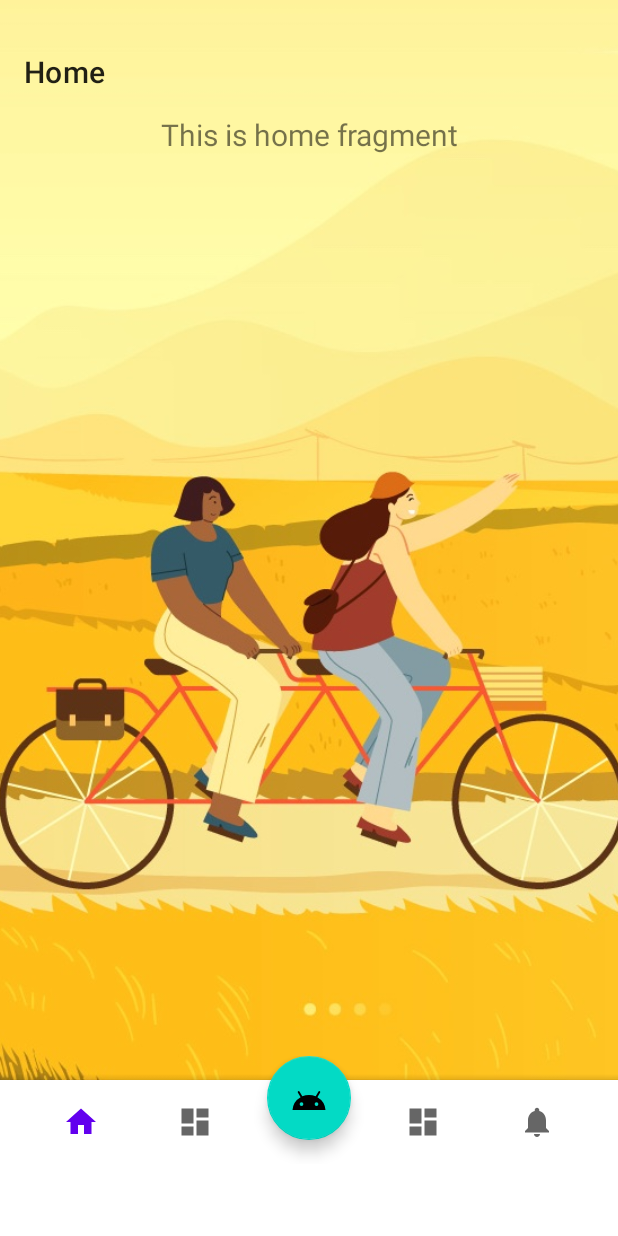
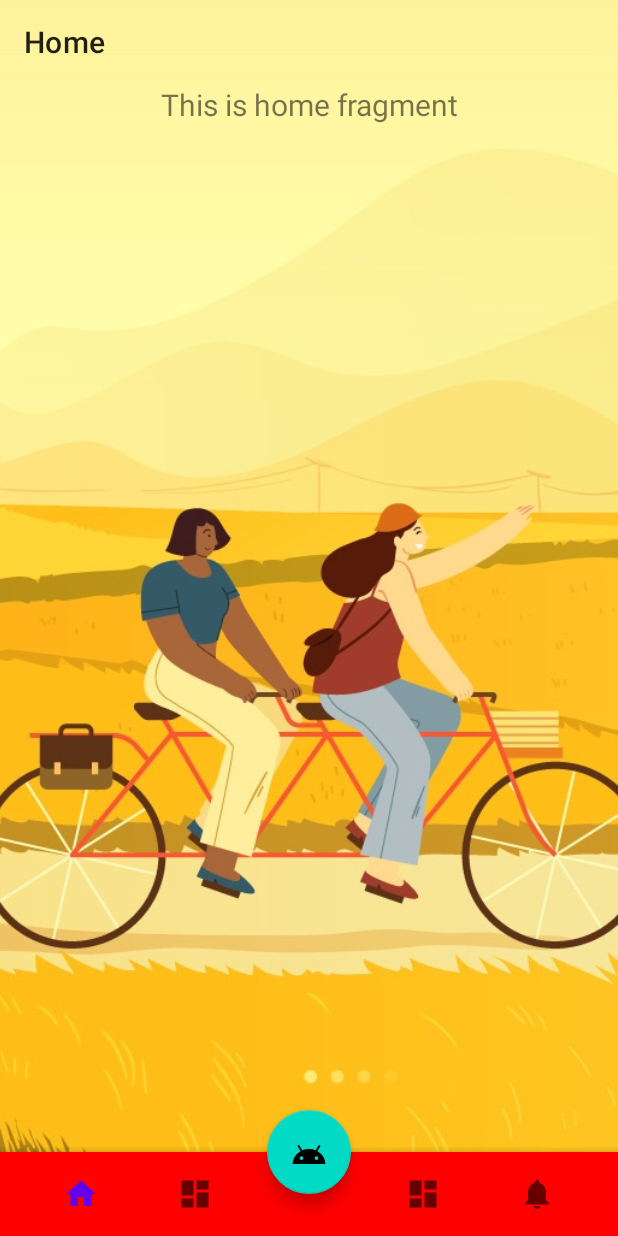
Before and after one commit to yccheok/bottom-navigation-example, an Android app: the screen it shows after launch (MainActivity), on a phone screen of 412 x 824 dp. Run offline under Robolectric (Android 15) with nearby library versions, the phone set to English and light mode, and no system bars; our stand-ins replace navigation-ui.

Commit message:
Using the official way stated in
https://developer.android.com/develop/ui/views/layout/edge-to-edge

```diff
--- a/app/src/main/java/com/example/myapplication/MainActivity.java
+++ b/app/src/main/java/com/example/myapplication/MainActivity.java
@@ -1,10 +1,11 @@
 package com.example.myapplication;
 
 import android.os.Bundle;
-import android.view.Window;
-import android.view.WindowManager;
+import android.view.ViewGroup;
+import android.view.ViewTreeObserver;
 
 import androidx.appcompat.app.AppCompatActivity;
+import androidx.core.view.WindowCompat;
 import androidx.navigation.NavController;
 import androidx.navigation.Navigation;
 import androidx.navigation.ui.AppBarConfiguration;
@@ -20,10 +21,9 @@ public class MainActivity extends AppCompatActivity {
 
     @Override
     protected void onCreate(Bundle savedInstanceState) {
-        Window w = getWindow();
-        w.setFlags(WindowManager.LayoutParams.FLAG_LAYOUT_NO_LIMITS, WindowManager.LayoutParams.FLAG_LAYOUT_NO_LIMITS);
+        super.onCreate(savedInstanceState);
 
-        super.onCreate(savedInstanceState);
+        //WindowCompat.setDecorFitsSystemWindows(getWindow(), false);
 
         binding = ActivityMainBinding.inflate(getLayoutInflater());
         setContentView(binding.getRoot());
@@ -43,6 +43,23 @@ public class MainActivity extends AppCompatActivity {
         // https://stackoverflow.com/questions/76104744/how-to-remove-space-curve-cradle-among-fab-and-bottomappbar
         final BottomAppBar bottomAppBar = binding.bottomAppBar;
         bottomAppBar.setFabCradleMargin(-bottomAppBar.getFabCradleMargin());
+
+        final ViewTreeObserver vto = bottomAppBar.getViewTreeObserver();
+        vto.addOnGlobalLayoutListener(new ViewTreeObserver.OnGlobalLayoutListener() {
+
+            @Override
+            public void onGlobalLayout() {
+                if (android.os.Build.VERSION.SDK_INT >= android.os.Build.VERSION_CODES.JELLY_BEAN) {
+                    bottomAppBar.getViewTreeObserver().removeOnGlobalLayoutListener(this);
+                } else {
+                    bottomAppBar.getViewTreeObserver().removeGlobalOnLayoutListener(this);
+                }
+
+                ViewGroup.MarginLayoutParams marginLayoutParams = (ViewGroup.MarginLayoutParams)(binding.toolbarContentAndBackgroundImageFrameLayout.getLayoutParams());
+                marginLayoutParams.bottomMargin = bottomAppBar.getHeight();
+                binding.toolbarContentAndBackgroundImageFrameLayout.setLayoutParams(marginLayoutParams);
+            }
+        });
     }
 
 }
--- a/app/src/main/res/layout/activity_main.xml
+++ b/app/src/main/res/layout/activity_main.xml
@@ -1,27 +1,24 @@
 <?xml version="1.0" encoding="utf-8"?>
-<LinearLayout xmlns:android="http://schemas.android.com/apk/res/android"
+<androidx.coordinatorlayout.widget.CoordinatorLayout xmlns:android="http://schemas.android.com/apk/res/android"
     xmlns:app="http://schemas.android.com/apk/res-auto"
     android:id="@+id/linear_layout"
     android:layout_width="match_parent"
-    android:layout_height="match_parent"
-    android:orientation="vertical">
+    android:layout_height="match_parent">
+
     <FrameLayout
-        android:layout_marginBottom="-16dp"
-
-        android:id="@+id/frame_layout"
+        android:id="@+id/toolbar_content_and_background_image_frame_layout"
         android:layout_width="match_parent"
-        android:layout_weight="1"
-        android:layout_height="0dp">
+        android:layout_height="match_parent">
 
         <ImageView
-            android:id="@+id/image_view"
+            android:id="@+id/background_image_view"
             android:layout_width="match_parent"
             android:layout_height="match_parent"
             android:src="@drawable/background2"
             android:scaleType="centerCrop" />
 
         <LinearLayout
-            android:id="@+id/container"
+            android:id="@+id/toolbar_content_linear_layout"
             android:orientation="vertical"
             android:layout_width="match_parent"
             android:layout_height="match_parent">
@@ -31,7 +28,6 @@
             https://stackoverflow.com/questions/3407256/height-of-status-bar-in-android
             -->
             <com.google.android.material.appbar.AppBarLayout
-                android:layout_marginTop="20dp"
                 app:elevation="0dp"
                 android:background="@android:color/transparent"
 
@@ -60,28 +56,8 @@
         </LinearLayout>
     </FrameLayout>
 
-    <!--
-    TODO: We should compute navigation bar height using the following guideline.
-
-    Resources resources = this.getResources();
-    int resourceId = resources.getIdentifier("navigation_bar_height", "dimen", "android");
-    if (resourceId > 0) {
-        int navigationBarHeight = resources.getDimensionPixelSize(resourceId);
-    }
-    -->
-    <androidx.coordinatorlayout.widget.CoordinatorLayout
-        android:paddingBottom="72px"
-
-        android:layout_marginBottom="-16dp"
-        android:id="@+id/coordinator_layout"
-        android:layout_width="match_parent"
-        android:layout_height="wrap_content">
-
-        <!--
-        Workaround: android:layout_gravity="bottom" is required so that bottom bar stays at bottom
-        most.
-        -->
     <com.google.android.material.bottomappbar.BottomAppBar
+        android:backgroundTint="#ff0000"
         app:fabCradleRoundedCornerRadius="0dp"
 
         android:layout_gravity="bottom"
@@ -89,15 +65,7 @@
         android:id="@+id/bottom_app_bar"
         android:layout_width="match_parent"
         android:layout_height="wrap_content">
-            <!--
-            Workaround: android:layout_marginEnd="16dp" is required to balance the mystery
-            marginStart.
-            -->
-            <!--
-            Workaround: app:elevation="0dp" and app:backgroundTint="@android:color/transparent" is
-            used due to the following reason :-
-            https://stackoverflow.com/questions/63518075/android-problem-in-transparent-bottom-navigation-inside-the-bottom-app-bar
-            -->
+
         <com.google.android.material.bottomnavigation.BottomNavigationView
             android:layout_marginEnd="16dp"
             app:elevation="0dp"
@@ -106,7 +74,6 @@
             android:id="@+id/nav_view"
             android:layout_width="match_parent"
             android:layout_height="wrap_content"
-                android:background="?android:attr/windowBackground"
 
             app:labelVisibilityMode="unlabeled"
             app:itemBackground="?attr/actionBarItemBackground"
@@ -120,5 +87,5 @@
         android:src="@drawable/ic_android_black_24dp"
         android:contentDescription="@string/app_name"
         app:layout_anchor="@id/bottom_app_bar" />
+
 </androidx.coordinatorlayout.widget.CoordinatorLayout>
-</LinearLayout>
--- a/app/src/main/res/layout/fragment_dashboard.xml
+++ b/app/src/main/res/layout/fragment_dashboard.xml
@@ -4,7 +4,6 @@
     android:layout_width="match_parent"
     android:layout_height="match_parent"
     android:gravity="center"
-    android:paddingBottom="16dp"
     tools:context=".ui.dashboard.DashboardFragment">
 
     <TextView
--- a/app/src/main/res/layout/fragment_home.xml
+++ b/app/src/main/res/layout/fragment_home.xml
@@ -4,7 +4,6 @@
     android:layout_width="match_parent"
     android:layout_height="match_parent"
     android:gravity="top"
-    android:paddingBottom="16dp"
     tools:context=".ui.home.HomeFragment">
 
     <TextView
--- a/app/src/main/res/layout/fragment_notifications.xml
+++ b/app/src/main/res/layout/fragment_notifications.xml
@@ -8,7 +8,6 @@
         android:layout_width="match_parent"
         android:layout_height="match_parent"
         android:gravity="bottom"
-        android:paddingBottom="16dp"
         tools:context=".ui.notifications.NotificationsFragment">
 
         <TextView
--- a/app/src/main/res/values/themes.xml
+++ b/app/src/main/res/values/themes.xml
@@ -9,10 +9,22 @@
         <item name="colorSecondary">@color/teal_200</item>
         <item name="colorSecondaryVariant">@color/teal_700</item>
         <item name="colorOnSecondary">@color/black</item>
-        <!-- Status bar color. -->
-        <item name="android:statusBarColor">?attr/colorPrimaryVariant</item>
+
         <!-- Customize your theme here. -->
 
-        <item name="android:windowLightStatusBar">?attr/isLightTheme</item>
+        <item name="android:navigationBarColor">
+            @android:color/transparent
+        </item>
+
+        <!-- Optional: set to transparent if your app is drawing behind the status bar. -->
+        <item name="android:statusBarColor">
+            @android:color/transparent
+        </item>
+
+        <!-- Optional: set the status bar light and content dark. -->
+        <item name="android:windowLightStatusBar">
+            true
+        </item>
+
     </style>
 </resources>
```
Lines whose indentation alone changed are shown as unchanged.
